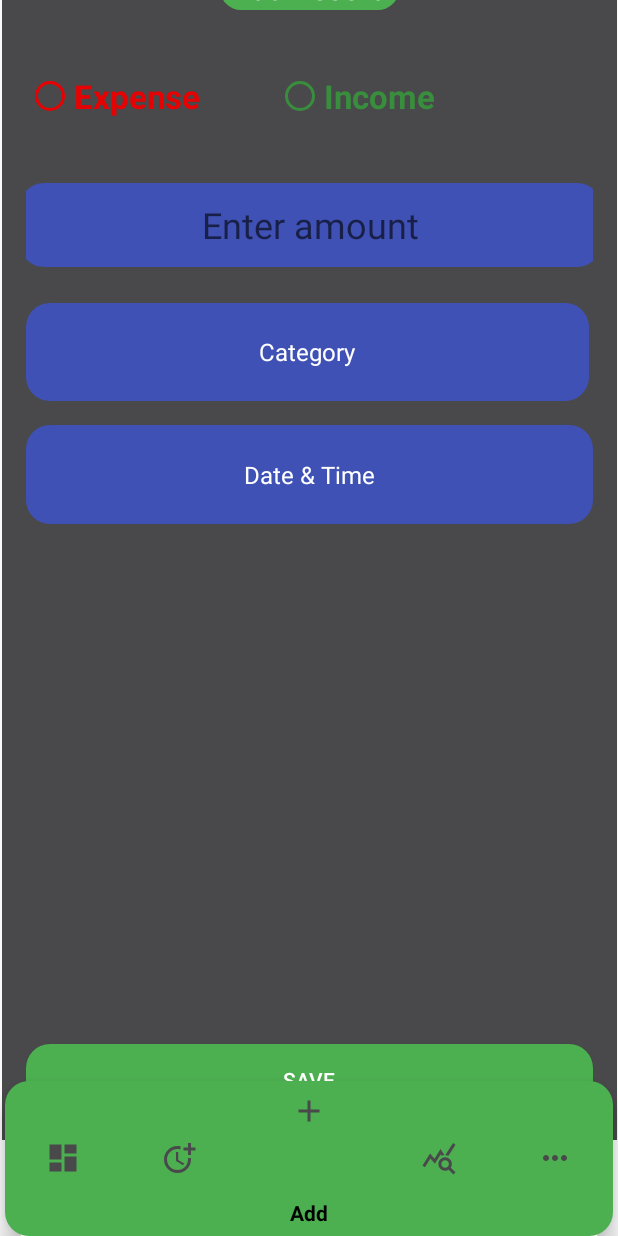
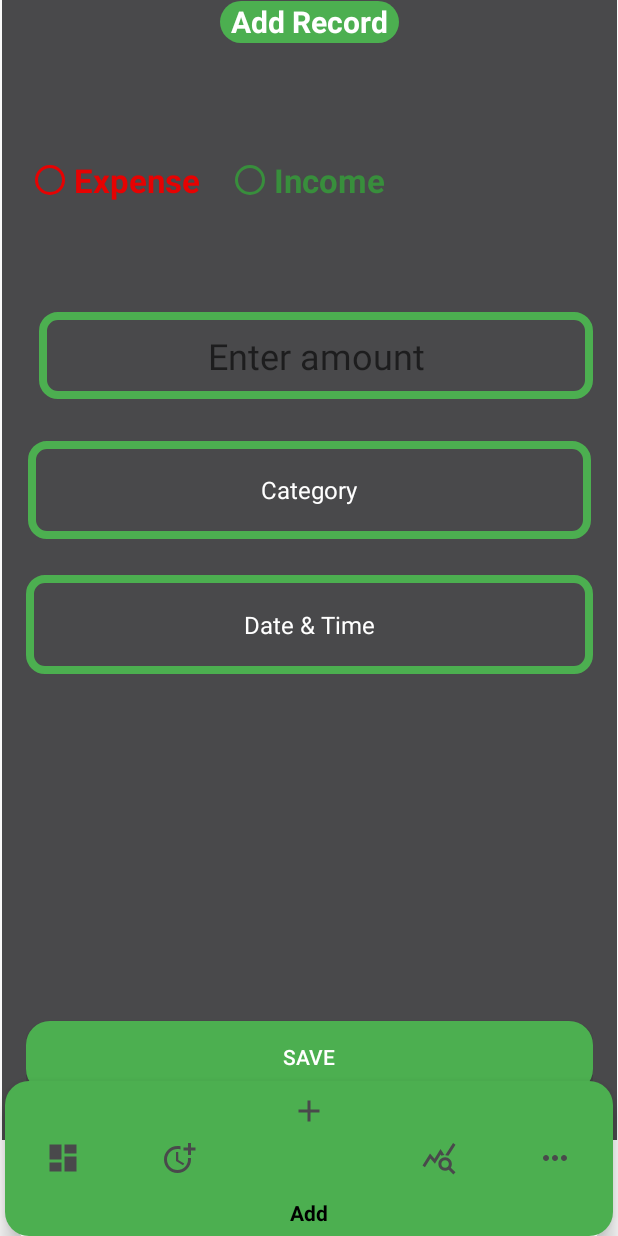
Before and after one commit to yosefemergi/bagrut, an Android app: the screen it shows after launch (MainActivity), item 3 of the bottom bar chosen, on a phone screen of 412 x 824 dp. Run offline under Robolectric (Android 15) with nearby library versions, the phone set to English and light mode, and no system bars; our stand-ins replace Room's generated code; libraries missing offline, so code that uses them is left out: com.github.mikephil.charting.

Commit message:
ex Commit

```diff
--- a/app/src/main/java/com/example/real/AddFragment.java
+++ b/app/src/main/java/com/example/real/AddFragment.java
@@ -116,13 +116,15 @@ public class AddFragment extends Fragment {
         String time = Calendar.getInstance().getTime().toString();
 
         int selectedTypeId = typeRadioGroup.getCheckedRadioButtonId();
+        boolean isIncome = selectedTypeId == R.id.incomeRadioButton; // אם הכפתור שנבחר הוא הכנסה, 'isIncome' יהיה true
 
         if (category.isEmpty() || amountString.isEmpty() || date.isEmpty() || selectedTypeId == -1) {
             Toast.makeText(getActivity(), "Please fill all fields", Toast.LENGTH_SHORT).show();
             return;
         }
 
-        Expense expense = new Expense(category, amountString, date, time);
+
+        Expense expense = new Expense(category, amountString, date, time, isIncome);
 
         new Thread(() -> {
             db.expenseDao().insertExpense(expense);
@@ -137,7 +139,7 @@ public class AddFragment extends Fragment {
             float expenseAmount = Float.parseFloat(amountString);
 
             // חישוב היתרה החדשה
-            float newBalance = currentBalance - expenseAmount;
+            float newBalance = isIncome ? (currentBalance + expenseAmount) : (currentBalance - expenseAmount);
 
             // שמירת היתרה החדשה כ-String
             editor.putString("balance_amount", String.valueOf(newBalance));
--- a/app/src/main/java/com/example/real/DataBase/AppDatabase.java
+++ b/app/src/main/java/com/example/real/DataBase/AppDatabase.java
@@ -6,7 +6,7 @@ import androidx.room.RoomDatabase;
 import com.example.real.DataBase.Expense;
 import com.example.real.DataBase.ExpenseDao;
 
-@Database(entities = {Expense.class}, version = 1, exportSchema = false)
+@Database(entities = {Expense.class}, version = 2, exportSchema = false)
 public abstract class AppDatabase extends RoomDatabase {
     public abstract ExpenseDao expenseDao();
 }
--- a/app/src/main/java/com/example/real/DataBase/ExpenseDao.java
+++ b/app/src/main/java/com/example/real/DataBase/ExpenseDao.java
@@ -17,4 +17,11 @@ public interface ExpenseDao {
     @Query("SELECT * FROM expenses ORDER BY id DESC")
     List<Expense> getAllExpenses();
 
+    @Query("SELECT * FROM expenses WHERE isIncome = 1 ORDER BY id DESC")
+    List<Expense> getAllIncomes();
+
+    @Query("SELECT * FROM expenses WHERE isIncome = 0 ORDER BY id DESC")
+    List<Expense> getAllExpensesOnly();
+
+
 }
--- a/app/src/main/java/com/example/real/ExpenseAdapter.java
+++ b/app/src/main/java/com/example/real/ExpenseAdapter.java
@@ -30,6 +30,7 @@ public class ExpenseAdapter extends RecyclerView.Adapter<ExpenseAdapter.ExpenseV
     public void onBindViewHolder(@NonNull ExpenseViewHolder holder, int position) {
         Expense expense = expenses.get(position);
         holder.categoryTextView.setText(expense.category);
+        String amountText = expense.isIncome ? "+₪" + expense.amount : "-₪" + expense.amount ;
         holder.amountTextView.setText("-₪" + expense.amount);
         holder.dateTextView.setText(expense.date);
 
@@ -39,7 +40,10 @@ public class ExpenseAdapter extends RecyclerView.Adapter<ExpenseAdapter.ExpenseV
     public int getItemCount() {
         return expenses.size();
     }
-
+    public void setExpenses(List<Expense> expenses) {
+        this.expenses = expenses;
+        notifyDataSetChanged(); // לעדכן את ה-RecycleView לאחר שינוי הנתונים
+    }
     public static class ExpenseViewHolder extends RecyclerView.ViewHolder {
         TextView categoryTextView, amountTextView, dateTextView;
 
--- a/app/src/main/java/com/example/real/SplashActivity.java
+++ b/app/src/main/java/com/example/real/SplashActivity.java
@@ -17,6 +17,6 @@ public class SplashActivity extends AppCompatActivity {
             Intent intent = new Intent(SplashActivity.this, MainActivity.class);
             startActivity(intent);
             finish();
-        }, 6000); // 3000 milliseconds = 3 seconds
+        }, 5000); // 3000 milliseconds = 3 seconds
     }
 }
--- a/app/src/main/res/layout/fragment_add.xml
+++ b/app/src/main/res/layout/fragment_add.xml
@@ -8,30 +8,42 @@
     android:padding="16dp">
 
     <!-- כותרת עליונה -->
+
+    <!-- כפתורי בחירה בין הכנסה להוצאה -->
     <TextView
         android:id="@+id/titleTextView"
         android:layout_width="119dp"
         android:layout_height="28dp"
         android:background="@drawable/rounded_background"
+        android:gravity="center"
         android:text="Add Record"
         android:textColor="@color/white"
         android:textSize="20sp"
         android:textStyle="bold"
-        android:gravity="center"
+        app:layout_constraintBottom_toBottomOf="parent"
         app:layout_constraintEnd_toEndOf="parent"
+        app:layout_constraintHorizontal_bias="0.501"
         app:layout_constraintStart_toStartOf="parent"
-        app:layout_constraintTop_toTopOf="parent" />
+        app:layout_constraintTop_toTopOf="parent"
+        app:layout_constraintVertical_bias="0.03" />
 
-    <!-- כפתורי בחירה בין הכנסה להוצאה -->
+    <!-- שדה הזנת סכום -->
+
+    <!-- בחירת קטגוריה -->
+
+    <!-- בחירת תאריך ושעה -->
     <RadioGroup
         android:id="@+id/typeRadioGroup"
         android:layout_width="0dp"
         android:layout_height="wrap_content"
+        android:layout_marginTop="16dp"
         android:orientation="horizontal"
+        app:layout_constraintBottom_toBottomOf="parent"
+        app:layout_constraintEnd_toEndOf="parent"
+        app:layout_constraintHorizontal_bias="0.0"
+        app:layout_constraintStart_toStartOf="parent"
         app:layout_constraintTop_toBottomOf="@id/titleTextView"
-        app:layout_constraintStart_toStartOf="parent"
-        app:layout_constraintEnd_toEndOf="parent"
-        android:layout_marginTop="16dp">
+        app:layout_constraintVertical_bias="0.055">
 
         <RadioButton
             android:id="@+id/expenseRadioButton"
@@ -50,7 +62,6 @@
             android:id="@+id/incomeRadioButton"
             android:layout_width="125dp"
             android:layout_height="83dp"
-            android:layout_marginLeft="33dp"
             android:buttonTint="@color/colorPrimaryDark"
             android:text="Income"
             android:textColor="@color/colorPrimaryDark"
@@ -61,62 +72,67 @@
 
     </RadioGroup>
 
-    <!-- שדה הזנת סכום -->
     <EditText
         android:id="@+id/amountEditText"
-        android:layout_width="387dp"
-        android:layout_height="56dp"
+        android:layout_width="369dp"
+        android:layout_height="58dp"
         android:layout_marginTop="16dp"
-        android:background="@drawable/rounded"
+        android:background="@drawable/button_background"
         android:gravity="center"
         android:hint="Enter amount"
         android:inputType="numberDecimal"
         android:textColor="@color/white"
         android:textSize="24sp"
+        app:layout_constraintBottom_toBottomOf="parent"
         app:layout_constraintEnd_toEndOf="parent"
+        app:layout_constraintHorizontal_bias="1.0"
         app:layout_constraintStart_toStartOf="parent"
-        app:layout_constraintTop_toBottomOf="@id/typeRadioGroup" />
+        app:layout_constraintTop_toBottomOf="@id/typeRadioGroup"
+        app:layout_constraintVertical_bias="0.059" />
 
-    <!-- בחירת קטגוריה -->
     <TextView
         android:id="@+id/categoryTextView"
         android:layout_width="375dp"
         android:layout_height="65dp"
-        android:layout_marginTop="24dp"
-        android:background="@drawable/rounded"
+        android:layout_marginTop="28dp"
+        android:background="@drawable/button_background"
         android:gravity="center"
         android:text="Category"
         android:textColor="@color/white"
         android:textSize="16sp"
+        app:layout_constraintEnd_toEndOf="parent"
         app:layout_constraintStart_toStartOf="parent"
         app:layout_constraintTop_toBottomOf="@id/amountEditText" />
 
-    <!-- בחירת תאריך ושעה -->
+    <!-- כפתור שמירה -->
     <TextView
         android:id="@+id/dateTimeTextView"
         android:layout_width="378dp"
         android:layout_height="66dp"
-        android:layout_marginTop="16dp"
-        android:background="@drawable/rounded"
+        android:layout_marginTop="24dp"
+        android:background="@drawable/button_background"
         android:gravity="center"
         android:text="Date &amp; Time"
         android:textColor="@color/white"
         android:textSize="16sp"
+        app:layout_constraintEnd_toEndOf="parent"
         app:layout_constraintStart_toStartOf="parent"
         app:layout_constraintTop_toBottomOf="@id/categoryTextView" />
 
-    <!-- כפתור שמירה -->
     <Button
         android:id="@+id/saveButton"
         android:layout_width="match_parent"
         android:layout_height="wrap_content"
-        android:text="Save"
+        android:layout_marginTop="24dp"
         android:background="@drawable/rounded"
         android:backgroundTint="@color/purple_500"
+        android:text="Save"
         android:textColor="@color/white"
         app:layout_constraintBottom_toBottomOf="parent"
+        app:layout_constraintEnd_toEndOf="parent"
+        app:layout_constraintHorizontal_bias="1.0"
         app:layout_constraintStart_toStartOf="parent"
-        app:layout_constraintEnd_toEndOf="parent"
-        android:layout_marginTop="24dp" />
+        app:layout_constraintTop_toTopOf="parent"
+        app:layout_constraintVertical_bias="0.978" />
 
 </androidx.constraintlayout.widget.ConstraintLayout>
```
Also changed, not shown: app/src/main/java/com/example/real/DashboardFragment.java (+13 -5 lines), app/src/main/java/com/example/real/DataBase/Expense.java (+7 -5 lines), app/src/main/res/layout/activity_splash.xml (+0 -11 lines).
